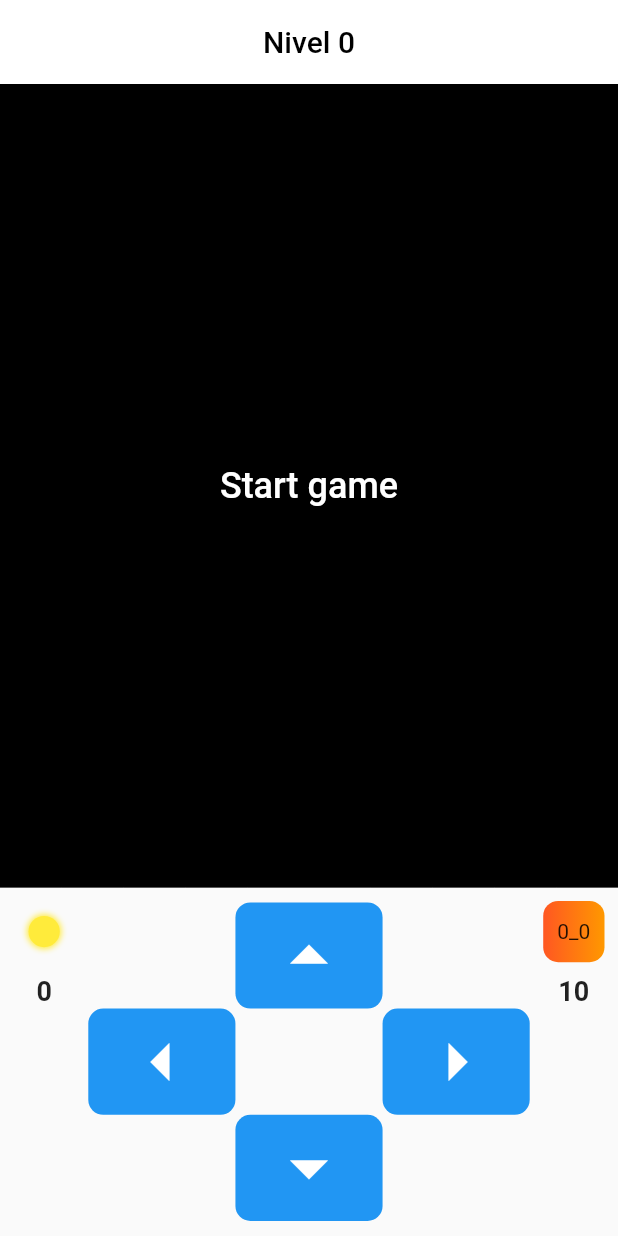
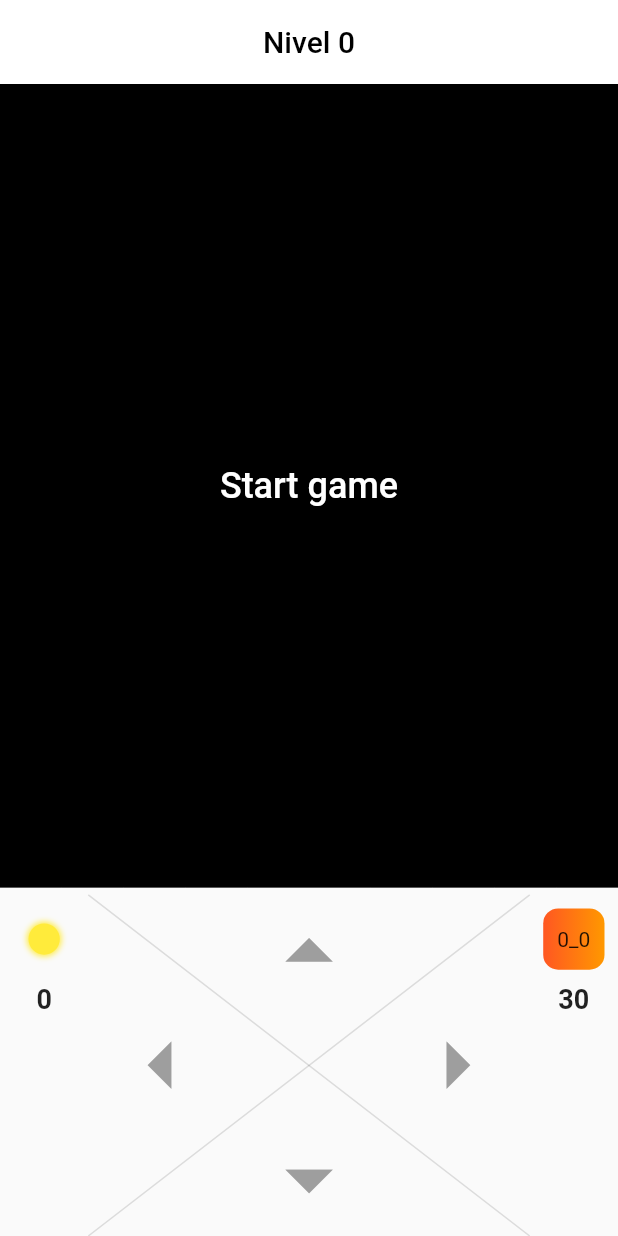
Before and after one commit to gerardggf/cubetis, a Flutter app: the screen it shows after launch, on a phone screen of 412 x 824 dp. Run offline on Flutter 3.47's test engine with Material 2 defaults, Android fonts, the phone set to English and light mode, and no system bars; our stand-ins replace cloud_firestore, firebase_core, flutter_riverpod, freezed_annotation, go_router, shared_preferences; accounts and stored records are empty; generated files the repository leaves out were written again.

Commit message:
fixed some bugs, changed controls & improvements

```diff
--- a/lib/const/const.dart
+++ b/lib/const/const.dart
@@ -3,7 +3,7 @@ import 'package:flutter/material.dart';
 class GameParams {
   static const int rows = 13;
   static const int columns = 10;
-  static const int lives = 10;
+  static const int lives = 30;
 
 //tiempo movimiento enemigos
   static const enemyUpdateTime = 300;
--- a/lib/domain/enums.dart
+++ b/lib/domain/enums.dart
@@ -1,3 +1,4 @@
 enum Preferences {
   level,
+  maxLevel,
 }
--- a/lib/domain/models/level_model.dart
+++ b/lib/domain/models/level_model.dart
@@ -1,6 +1,7 @@
 class LevelModel {
   final String id;
   final int level;
+  final int difficulty;
   final String name;
   final List<int> coinsPos;
   final List<EnemyModel> enemies;
@@ -12,6 +13,7 @@ class LevelModel {
   LevelModel({
     required this.id,
     required this.level,
+    required this.difficulty,
     required this.name,
     required this.coinsPos,
     required this.enemies,
@@ -24,6 +26,7 @@ class LevelModel {
   LevelModel copyWith({
     String? id,
     int? level,
+    int? difficulty,
     String? name,
     List<int>? coinsPos,
     List<EnemyModel>? enemies,
@@ -35,6 +38,7 @@ class LevelModel {
       LevelModel(
         id: id ?? this.id,
         level: level ?? this.level,
+        difficulty: difficulty ?? this.difficulty,
         name: name ?? this.name,
         coinsPos: coinsPos ?? this.coinsPos,
         enemies: enemies ?? this.enemies,
@@ -47,6 +51,7 @@ class LevelModel {
   factory LevelModel.fromJson(Map<String, dynamic> json) => LevelModel(
         id: json["id"],
         level: json["level"],
+        difficulty: json["difficulty"],
         name: json["name"],
         coinsPos: List<int>.from(json["coinsPos"].map((x) => x)),
         enemies: List<EnemyModel>.from(
@@ -60,6 +65,7 @@ class LevelModel {
   Map<String, dynamic> toJson() => {
         "id": id,
         "level": level,
+        "difficulty": difficulty,
         "name": name,
         "coinsPos": List<dynamic>.from(coinsPos.map((x) => x)),
         "enemies": List<dynamic>.from(enemies.map((x) => x.toJson())),
--- a/lib/domain/repositories/preferences_repository.dart
+++ b/lib/domain/repositories/preferences_repository.dart
@@ -11,4 +11,6 @@ final preferencesRepositoryProvider = Provider<PreferencesRepository>(
 abstract class PreferencesRepository {
   Future<void> setLevel(int level);
   int get level;
+  Future<void> setMaxLevel(int maxLevel);
+  int get maxLevel;
 }
--- a/lib/main.dart
+++ b/lib/main.dart
@@ -4,6 +4,7 @@ import 'package:cubetis/generated/translations.g.dart';
 import 'package:cubetis/presentation/routes/router.dart';
 import 'package:firebase_core/firebase_core.dart';
 import 'package:flutter/material.dart';
+import 'package:flutter/services.dart';
 import 'package:flutter_riverpod/flutter_riverpod.dart';
 import 'package:shared_preferences/shared_preferences.dart';
 
@@ -11,6 +12,11 @@ void main() async {
   WidgetsFlutterBinding.ensureInitialized();
 
   await Firebase.initializeApp();
+
+  SystemChrome.setPreferredOrientations([
+    DeviceOrientation.portraitUp,
+    DeviceOrientation.portraitDown,
+  ]);
 
   final sharedPreferences = await SharedPreferences.getInstance();
   final friebaseFirestore = FirebaseFirestore.instance;
--- a/lib/presentation/modules/home/game_widget.dart
+++ b/lib/presentation/modules/home/game_widget.dart
@@ -114,6 +114,7 @@ class _GameWidgetState extends ConsumerState<GameWidget> {
                   ),
           ),
         ),
+        const SizedBox(height: 5),
         Expanded(
           child: Row(
             crossAxisAlignment: CrossAxisAlignment.start,
@@ -140,7 +141,7 @@ class _GameWidgetState extends ConsumerState<GameWidget> {
               ),
               Expanded(
                 flex: 5,
-                child: _buildButtonControl(notifier),
+                child: _buildPadControl(), //_buildButtonControl(notifier),
               ),
               Expanded(
                 child: Column(
@@ -169,8 +170,113 @@ class _GameWidgetState extends ConsumerState<GameWidget> {
     );
   }
 
-  Widget _buildButtonControl(HomeController notifier) => Padding(
-        padding: const EdgeInsets.symmetric(vertical: 10),
+  // Widget _buildButtonControl(HomeController notifier) => Padding(
+  //       padding: const EdgeInsets.symmetric(vertical: 10),
+  //       child: Column(
+  //         children: [
+  //           Expanded(
+  //             child: Row(
+  //               children: [
+  //                 const Expanded(
+  //                   child: SizedBox(),
+  //                 ),
+  //                 _buildButtonItem(
+  //                   direction: 0,
+  //                   iconData: Icons.arrow_drop_up,
+  //                 ),
+  //                 const Expanded(
+  //                   child: SizedBox(),
+  //                 ),
+  //               ],
+  //             ),
+  //           ),
+  //           Expanded(
+  //             child: Row(
+  //               children: [
+  //                 _buildButtonItem(
+  //                   direction: 2,
+  //                   iconData: Icons.arrow_left,
+  //                 ),
+  //                 const Expanded(
+  //                   child: SizedBox(),
+  //                 ),
+  //                 _buildButtonItem(
+  //                   direction: 3,
+  //                   iconData: Icons.arrow_right,
+  //                 ),
+  //               ],
+  //             ),
+  //           ),
+  //           Expanded(
+  //             child: Row(
+  //               children: [
+  //                 const Expanded(
+  //                   child: SizedBox(),
+  //                 ),
+  //                 _buildButtonItem(
+  //                   direction: 1,
+  //                   iconData: Icons.arrow_drop_down,
+  //                 ),
+  //                 const Expanded(
+  //                   child: SizedBox(),
+  //                 ),
+  //               ],
+  //             ),
+  //           ),
+  //         ],
+  //       ),
+  //     );
+
+  // Widget _buildButtonItem({
+  //   required int direction,
+  //   required IconData iconData,
+  // }) {
+  //   return Expanded(
+  //     child: GestureDetector(
+  //       onTap: () {
+  //         final notifier = ref.read(homeControllerProvider.notifier);
+  //         notifier.onButtonDown(
+  //           direction: direction,
+  //           canvasSize: widget.canvasSize,
+  //         );
+  //       },
+  //       child: Container(
+  //         width: double.infinity,
+  //         height: double.infinity,
+  //         decoration: BoxDecoration(
+  //           color: kColor,
+  //           borderRadius: BorderRadius.circular(10),
+  //         ),
+  //         child: Icon(
+  //           iconData,
+  //           size: kBtnSize,
+  //           color: Colors.white,
+  //         ),
+  //       ),
+  //     ),
+  //   );
+  // }
+
+  Widget _buildPadControl() {
+    return LayoutBuilder(
+      builder: (context, constraints) {
+        return GestureDetector(
+          onTapDown: (details) {
+            final notifier = ref.watch(homeControllerProvider.notifier);
+            notifier.onButtonDown(
+              direction: _sendPadInfo(
+                details,
+                Size(
+                  constraints.maxWidth,
+                  constraints.maxHeight,
+                ),
+              ),
+              canvasSize: widget.canvasSize,
+            );
+          },
+          child: CustomPaint(
+            size: Size(constraints.maxWidth, constraints.maxHeight),
+            painter: XPainter(),
             child: Column(
               children: [
                 Expanded(
@@ -179,10 +285,7 @@ class _GameWidgetState extends ConsumerState<GameWidget> {
                       const Expanded(
                         child: SizedBox(),
                       ),
-                  _buildButtonItem(
-                    direction: 0,
-                    iconData: Icons.arrow_drop_up,
-                  ),
+                      _buildArrowIcon(Icons.arrow_drop_up),
                       const Expanded(
                         child: SizedBox(),
                       ),
@@ -192,17 +295,11 @@ class _GameWidgetState extends ConsumerState<GameWidget> {
                 Expanded(
                   child: Row(
                     children: [
-                  _buildButtonItem(
-                    direction: 2,
-                    iconData: Icons.arrow_left,
-                  ),
+                      _buildArrowIcon(Icons.arrow_left),
                       const Expanded(
                         child: SizedBox(),
                       ),
-                  _buildButtonItem(
-                    direction: 3,
-                    iconData: Icons.arrow_right,
-                  ),
+                      _buildArrowIcon(Icons.arrow_right),
                     ],
                   ),
                 ),
@@ -212,10 +309,7 @@ class _GameWidgetState extends ConsumerState<GameWidget> {
                       const Expanded(
                         child: SizedBox(),
                       ),
-                  _buildButtonItem(
-                    direction: 1,
-                    iconData: Icons.arrow_drop_down,
-                  ),
+                      _buildArrowIcon(Icons.arrow_drop_down),
                       const Expanded(
                         child: SizedBox(),
                       ),
@@ -224,35 +318,62 @@ class _GameWidgetState extends ConsumerState<GameWidget> {
                 ),
               ],
             ),
-      );
-
-  Widget _buildButtonItem({
-    required int direction,
-    required IconData iconData,
-  }) {
-    return Expanded(
-      child: GestureDetector(
-        onTap: () {
-          final notifier = ref.read(homeControllerProvider.notifier);
-          notifier.onButtonDown(
-            direction: direction,
-            canvasSize: widget.canvasSize,
+          ),
         );
       },
-        child: Container(
-          width: double.infinity,
-          height: double.infinity,
-          decoration: BoxDecoration(
-            color: kColor,
-            borderRadius: BorderRadius.circular(10),
-          ),
+    );
+  }
+
+  Widget _buildArrowIcon(IconData icon) => Expanded(
+        child: FittedBox(
+          fit: BoxFit.contain,
           child: Icon(
-            iconData,
-            size: kBtnSize,
-            color: Colors.white,
-          ),
+            icon,
+            color: Colors.grey,
           ),
         ),
       );
+
+  int _sendPadInfo(TapDownDetails details, Size size) {
+    final x = details.localPosition.dx;
+    final y = details.localPosition.dy;
+    // print('x: $x');
+    // print('y: $y');
+
+    final slope = size.height / size.width;
+    final aboveMainDiagonal = y < slope * x;
+    final aboveSecondaryDiagonal = y < -slope * x + size.height;
+
+    //derecha
+    if (aboveMainDiagonal && !aboveSecondaryDiagonal) {
+      return 3;
+      //arriba
+    } else if (aboveMainDiagonal && aboveSecondaryDiagonal) {
+      return 0;
+      //izquierda
+    } else if (!aboveMainDiagonal && aboveSecondaryDiagonal) {
+      return 2;
+      //abajo
+    } else if (!aboveMainDiagonal && !aboveSecondaryDiagonal) {
+      return 1;
+    }
+    return 0;
   }
 }
+
+class XPainter extends CustomPainter {
+  @override
+  void paint(Canvas canvas, Size size) {
+    final paint = Paint()
+      ..color = Colors.black12
+      ..strokeWidth = 1;
+
+    canvas.drawLine(const Offset(0, 0), Offset(size.width, size.height), paint);
+    canvas.drawLine(Offset(size.width, 0), Offset(0, size.height), paint);
+  }
+
+  @override
+  bool shouldRepaint(covariant CustomPainter oldDelegate) {
+    return false;
+  }
+}
--- a/lib/presentation/modules/home/home_controller.dart
+++ b/lib/presentation/modules/home/home_controller.dart
@@ -74,6 +74,10 @@ class HomeController extends StateNotifier<HomeState> {
     //finish level
     if (state.level!.finishPos == newPos &&
         state.points.length == state.level!.coinsPos.length) {
+      if (state.level!.level == levelsRepository.allLevels.length - 1) {
+        updateIsPlaying(false);
+        return;
+      }
       loadLevel(state.level!.level + 1);
       newPos = state.level!.playerPos;
     }
@@ -139,6 +143,7 @@ class HomeController extends StateNotifier<HomeState> {
     if (state.lives <= 0) {
       loadLevel(0);
       updatePlayerLives(GameParams.lives);
+      preferencesRepository.setMaxLevel(0);
       return;
     }
     loadLevel(state.level!.level);
--- a/lib/presentation/modules/home/home_view.dart
+++ b/lib/presentation/modules/home/home_view.dart
@@ -49,7 +49,7 @@ class _HomeViewState extends ConsumerState<HomeView> {
           onPressed: () {
             context.pushNamed(Routes.levels);
           },
-          icon: const Icon(Icons.menu),
+          icon: const Icon(Icons.dashboard_outlined),
         ),
         actions: !ref.watch(levelsControllerProvider).isAdmin
             ? []
--- a/lib/presentation/modules/new_level/new_level_controller.dart
+++ b/lib/presentation/modules/new_level/new_level_controller.dart
@@ -134,6 +134,7 @@ class NewLevelController extends StateNotifier<NewLevelState> {
       LevelModel(
         id: '',
         level: levelsRepository.allLevels.length,
+        difficulty: 0,
         name: state.name,
         coinsPos: state.coinsPos,
         enemies: enemies,
```
Also changed, not shown: lib/data/repositories_impl/preferencies_repository_impl.dart (+14 -0 lines), lib/presentation/modules/edit_level/edit_level_controller.dart (+10 -6 lines), lib/presentation/modules/levels/levels_view.dart (+36 -5 lines). Lines whose indentation alone changed are shown as unchanged.
